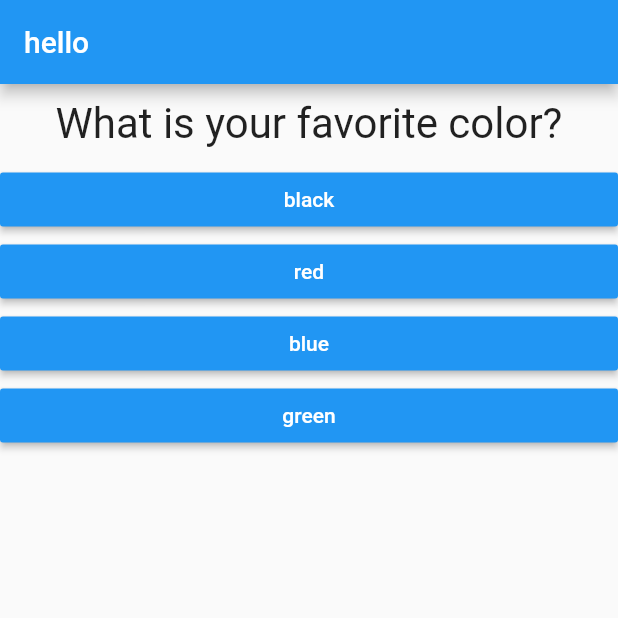
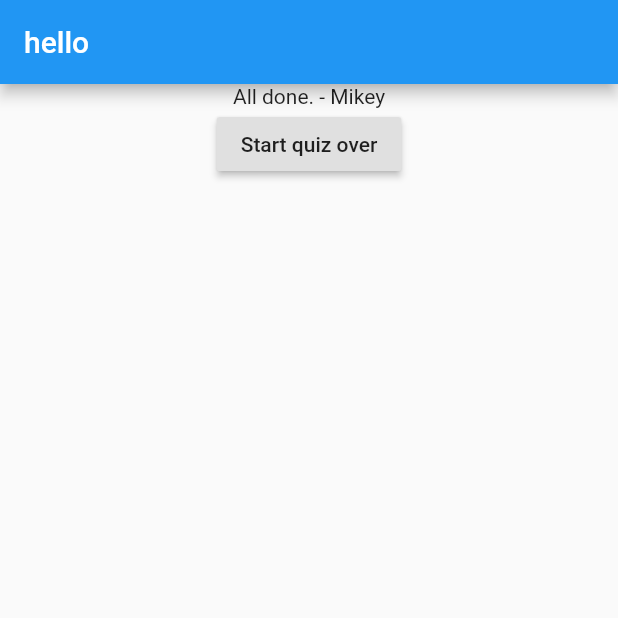
Before and after one commit to jnav24/flutter_quiz, a Flutter app: the screen it shows after launch, after a tap on "black", after a tap on "bird", on a phone screen of 412 x 824 dp, the top half of it. Run offline on Flutter 3.47's test engine with Material 2 defaults, Android fonts, the phone set to English and light mode, and no system bars.

Commit message:
add reset quiz logic

```diff
--- a/lib/main.dart
+++ b/lib/main.dart
@@ -11,7 +11,7 @@ class MyApp extends StatefulWidget {
 
 class _MyAppState extends State<MyApp> {
 	int questionIndex = 0;
-	List<Map<String, dynamic>> questions = [
+	final List<Map<String, dynamic>> questions = [
 		{
 			'question': 'What is your favorite color?',
 			'answers': [
@@ -34,13 +34,47 @@ class _MyAppState extends State<MyApp> {
 
 	void _answerQuestion() {
 		setState(() {
-			if (this.questionIndex < (this.questions.length - 1)) {
+			if (this._hasMoreQuestions()) {
 				this.questionIndex = this.questionIndex + 1;
-			} else {
-				this.questionIndex = 0;
 			}
 		});
-		print(this.questions[this.questionIndex]);
+	}
+
+	void _resetQuestionIndex() {
+		setState(() {
+			this.questionIndex = 0;
+		});
+	}
+
+	bool _hasMoreQuestions() {
+		return this.questionIndex < (this.questions.length);
+	}
+
+	Widget _finishQuestionState() {
+		return Center(
+			child: Column(
+				children: <Widget>[
+					Text(
+						'All done. - Mikey'
+					),
+					RaisedButton(
+						child: Text('Start quiz over'),
+						onPressed: () => this._resetQuestionIndex(),
+					)
+				],
+			),
+		);
+	}
+
+	Widget _getQuestions() {
+		return Column(
+			children: <Widget>[
+				Question(this.questions[this.questionIndex]['question']),
+				...(this.questions[this.questionIndex]['answers'] as List<String>).map((answer) {
+					return Answer(this._answerQuestion, answer);
+				}).toList(),
+			],
+		);
 	}
 
 	@override
@@ -50,14 +84,7 @@ class _MyAppState extends State<MyApp> {
 				appBar: AppBar(
 					title: Text('hello'),
 				),
-				body: Column(
-					children: <Widget>[
-						Question(this.questions[this.questionIndex]['question']),
-						...(this.questions[this.questionIndex]['answers'] as List<String>).map((answer) {
-							return Answer(this._answerQuestion, answer);
-						}).toList(),
-					],
-				),
+				body: this._hasMoreQuestions() ? this._getQuestions() : this._finishQuestionState(),
 			)
 		);
 	}
```
